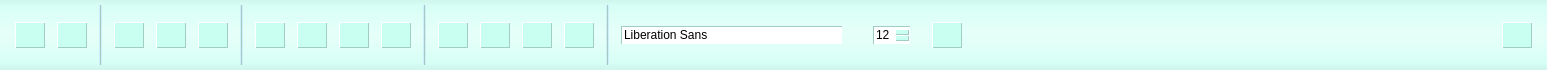
GiuliCler/GIMPteam, file CLIENT/GUI/editorWindow/ui/gui_toolsbar.ui: the form before one commit.
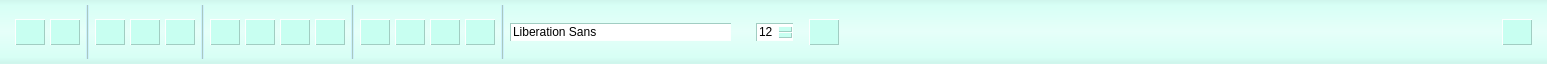
The form after the commit. Icons and pictures are not drawn.

What changed in the file:
```diff
--- a/CLIENT/GUI/editorWindow/ui/gui_toolsbar.ui
+++ b/CLIENT/GUI/editorWindow/ui/gui_toolsbar.ui
@@ -7,7 +7,7 @@
     <x>0</x>
     <y>0</y>
     <width>1547</width>
-    <height>70</height>
+    <height>64</height>
    </rect>
   </property>
   <property name="windowTitle">
@@ -124,9 +124,6 @@
       <item row="0" column="0">
        <widget class="QWidget" name="stylesheetWidget" native="true">
         <layout class="QHBoxLayout" name="horizontalLayout_7">
-         <property name="spacing">
-          <number>12</number>
-         </property>
          <property name="leftMargin">
           <number>15</number>
          </property>
@@ -141,6 +138,9 @@
          </property>
          <item>
           <layout class="QHBoxLayout" name="horizontalLayout_2">
+           <property name="spacing">
+            <number>5</number>
+           </property>
            <item>
             <widget class="QPushButton" name="undoPushButton">
              <property name="enabled">
@@ -307,6 +307,9 @@
          </item>
          <item>
           <layout class="QHBoxLayout" name="horizontalLayout_3">
+           <property name="spacing">
+            <number>5</number>
+           </property>
            <item>
             <widget class="QPushButton" name="cutPushButton">
              <property name="enabled">
@@ -490,6 +493,9 @@
          </item>
          <item>
           <layout class="QHBoxLayout" name="horizontalLayout_4">
+           <property name="spacing">
+            <number>5</number>
+           </property>
            <item>
             <widget class="QPushButton" name="alignLeftPushButton">
              <property name="toolTip">
@@ -696,6 +702,9 @@
          </item>
          <item>
           <layout class="QHBoxLayout" name="horizontalLayout_5">
+           <property name="spacing">
+            <number>5</number>
+           </property>
            <item>
             <widget class="QPushButton" name="italicPushButton">
              <property name="toolTip">
```
Left out of the diff: 5 changed lines with no effect on the pictures.
